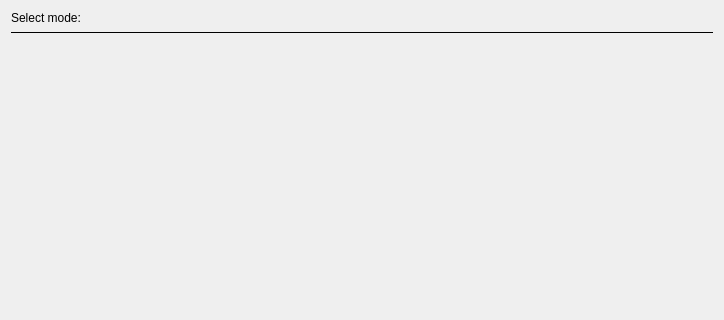
dmitry64/av20, file ui/modeselectionwidget.ui: the form before one commit; both pictures show x 0 to 724 and y 0 to 320 of the 724 by 459 pixel window.
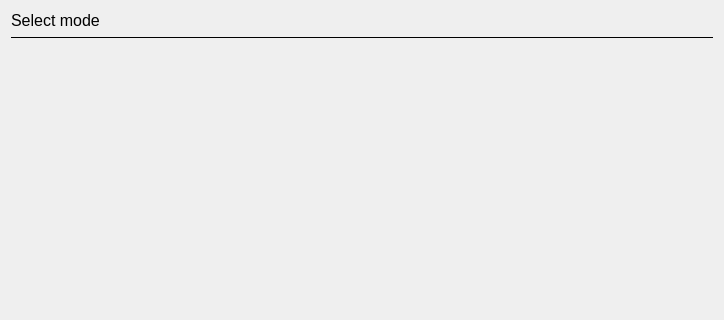
The form after the commit.

Diff of the .ui file:
```diff
--- a/ui/modeselectionwidget.ui
+++ b/ui/modeselectionwidget.ui
@@ -35,8 +35,13 @@
        </property>
        <item>
         <widget class="QLabel" name="label">
+         <property name="font">
+          <font>
+           <pointsize>12</pointsize>
+          </font>
+         </property>
          <property name="text">
-          <string>Select mode:</string>
+          <string>Select mode</string>
          </property>
         </widget>
        </item>
```
